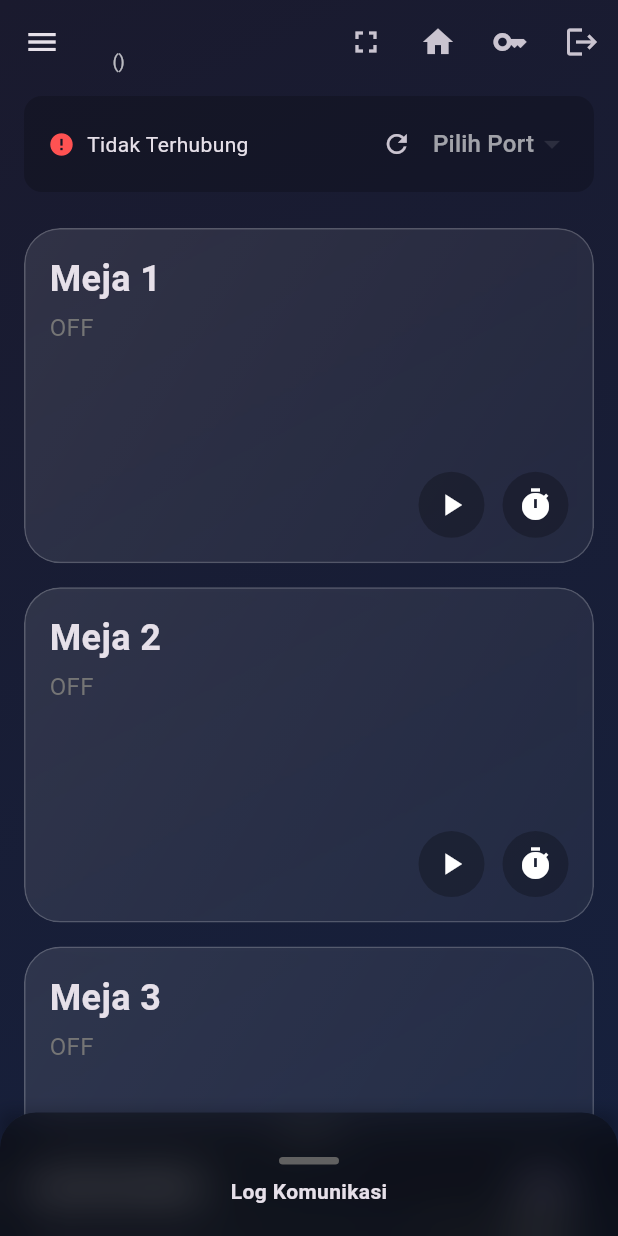
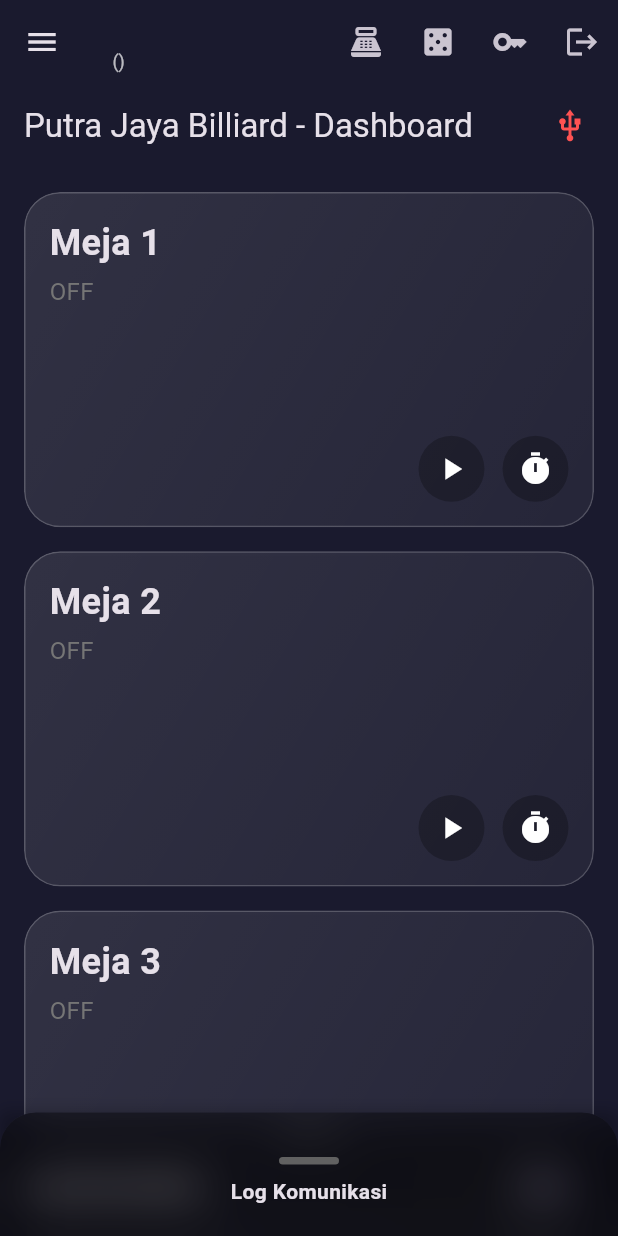
Before and after one commit to N4CHT0/PUTRA_JAYA_BILLIARD, a Flutter app: the screen it shows once a user with an empty profile is signed in, on a phone screen of 412 x 824 dp. Run offline on Flutter 3.47's test engine with Material 3 defaults, Android fonts, the phone set to English and light mode, and no system bars; drawn by our look-alikes of sliding_up_panel; our stand-ins replace cloud_firestore, firebase_auth, firebase_core, pdf, printing, shared_preferences; missing offline and left inert: flutter_libserialport, window_manager; accounts and stored records are empty; Roboto replaces fonts that are missing (Poppins).

Commit message:
update port + auto connect

```diff
--- a/lib/auth_wrapper.dart
+++ b/lib/auth_wrapper.dart
@@ -2,15 +2,30 @@ import 'package:cloud_firestore/cloud_firestore.dart';
 import 'package:flutter/material.dart';
 import 'package:firebase_auth/firebase_auth.dart';
 import 'package:putra_jaya_billiard/models/user_model.dart';
-// import 'package:putra_jaya_billiard/pages/dashboard/dashboard_page.dart';
 import 'package:putra_jaya_billiard/pages/login_page.dart';
 import 'package:putra_jaya_billiard/pages/main_layouts.dart';
+import 'package:putra_jaya_billiard/services/arduino_service.dart'; // Import service
 import 'package:putra_jaya_billiard/services/auth_service.dart';
-// Import untuk fitur fullscreen
 import 'package:window_manager/window_manager.dart';
 
-class AuthWrapper extends StatelessWidget {
+// DIUBAH MENJADI STATEFULWIDGET
+class AuthWrapper extends StatefulWidget {
   const AuthWrapper({super.key});
+
+  @override
+  State<AuthWrapper> createState() => _AuthWrapperState();
+}
+
+class _AuthWrapperState extends State<AuthWrapper> {
+  // 1. Buat instance ArduinoService di sini, HANYA SATU KALI.
+  final ArduinoService _arduinoService = ArduinoService();
+
+  @override
+  void dispose() {
+    // 2. Pastikan service di-dispose dengan benar saat aplikasi ditutup.
+    _arduinoService.dispose();
+    super.dispose();
+  }
 
   @override
   Widget build(BuildContext context) {
@@ -24,10 +39,12 @@ class AuthWrapper extends StatelessWidget {
         }
 
         if (snapshot.hasData) {
-          // Jika user terdeteksi, lanjutkan ke RoleDispatcher
-          return RoleDispatcher(user: snapshot.data!);
+          // 3. Teruskan instance service ke RoleDispatcher
+          return RoleDispatcher(
+            user: snapshot.data!,
+            arduinoService: _arduinoService,
+          );
         } else {
-          // Jika tidak ada user, tampilkan halaman login
           return const LoginPage();
         }
       },
@@ -37,7 +54,13 @@ class AuthWrapper extends StatelessWidget {
 
 class RoleDispatcher extends StatelessWidget {
   final User user;
-  const RoleDispatcher({super.key, required this.user});
+  final ArduinoService arduinoService; // 4. Terima service di sini
+
+  const RoleDispatcher({
+    super.key,
+    required this.user,
+    required this.arduinoService, // 5. Jadikan parameter wajib
+  });
 
   @override
   Widget build(BuildContext context) {
@@ -52,21 +75,19 @@ class RoleDispatcher extends StatelessWidget {
         }
 
         if (snapshot.hasData && snapshot.data!.exists) {
-          // --- LOGIKA FULLSCREEN DITEMPATKAN DI SINI ---
-          // Panggil perintah fullscreen setelah UI siap dibangun
           WidgetsBinding.instance.addPostFrameCallback((_) {
             windowManager.setFullScreen(true);
           });
-          // --- SELESAI ---
 
-          // Menggunakan factory constructor dari UserModel untuk kode yang lebih bersih
           final userModel = UserModel.fromFirestore(snapshot.data!);
 
-          return MainLayout(user: userModel);
+          // 6. Teruskan service ke MainLayout, error sekarang teratasi!
+          return MainLayout(
+            user: userModel,
+            arduinoService: arduinoService,
+          );
         }
 
-        // Jika data user di Firestore tidak ada (misal dihapus), paksa logout
-        // Ini adalah fallback yang aman
         AuthService().signOut();
         return const LoginPage();
       },
--- a/lib/pages/Reports/reports_page.dart
+++ b/lib/pages/Reports/reports_page.dart
@@ -149,7 +149,6 @@ class _ReportsPageState extends State<ReportsPage>
             'Bulanan - ${intl.DateFormat('MMMM yyyy').format(_selectedDate)}';
         break;
       case ReportType.shift:
-      default:
         return const Center(child: Text("Invalid Report Type"));
     }
     // --- PERBAIKAN: Bungkus dengan SingleChildScrollView agar bisa scroll jika konten panjang ---
--- a/lib/pages/dashboard/dashboard_page.dart
+++ b/lib/pages/dashboard/dashboard_page.dart
@@ -7,23 +7,25 @@ import 'package:putra_jaya_billiard/models/billing_transaction.dart';
 import 'package:putra_jaya_billiard/models/member_model.dart';
 import 'package:putra_jaya_billiard/models/relay_data.dart';
 import 'package:putra_jaya_billiard/models/user_model.dart';
+import 'package:putra_jaya_billiard/pages/connection/connection_page.dart';
 import 'package:putra_jaya_billiard/services/arduino_service.dart';
 import 'package:putra_jaya_billiard/services/firebase_service.dart';
 import 'package:shared_preferences/shared_preferences.dart';
 import 'package:sliding_up_panel/sliding_up_panel.dart';
 
 import 'widgets/billiard_table_card.dart';
-import 'widgets/connection_panel.dart';
 import 'widgets/log_panel.dart';
 
 const int numRelays = 32;
 
 class DashboardPage extends StatefulWidget {
   final UserModel user;
+  final ArduinoService arduinoService;
 
   const DashboardPage({
     super.key,
     required this.user,
+    required this.arduinoService,
   });
 
   @override
@@ -31,9 +33,7 @@ class DashboardPage extends StatefulWidget {
 }
 
 class _DashboardPageState extends State<DashboardPage> {
-  final ArduinoService _arduinoService = ArduinoService();
   final FirebaseService _firebaseService = FirebaseService();
-  List<String> _availablePorts = [];
   final Map<int, RelayData> _relayStates = {};
   final Map<int, DateTime> _activeSessions = {};
   Timer? _logicTimer;
@@ -46,15 +46,17 @@ class _DashboardPageState extends State<DashboardPage> {
   void initState() {
     super.initState();
     _initRelayStates();
-    _initPorts();
     _startLogicTimer();
     _loadRates();
-    _arduinoService.onDataReceived = (data) => _addLog('Arduino: $data');
+    widget.arduinoService.onDataReceived = (data) => _addLog('Arduino: $data');
+    widget.arduinoService.onConnectionChanged = () {
+      if (mounted) setState(() {});
+    };
   }
 
   @override
   void dispose() {
-    _arduinoService.dispose();
+    widget.arduinoService.onConnectionChanged = null;
     _logicTimer?.cancel();
     _logScrollController.dispose();
     super.dispose();
@@ -136,7 +138,6 @@ class _DashboardPageState extends State<DashboardPage> {
     final startTime = _activeSessions[mejaId];
     if (startTime == null) return;
 
-    // 1. Lakukan aksi instan terlebih dahulu
     _setRelayStateToOff(mejaId);
     if (mounted) {
       setState(() => _activeSessions.remove(mejaId));
@@ -144,7 +145,6 @@ class _DashboardPageState extends State<DashboardPage> {
 
     _addLog('Sesi Meja $mejaId selesai. Total: ${_formatCurrency(finalTotal)}');
 
-    // 2. Lakukan tugas latar belakang
     final transaction = BillingTransaction(
       tableId: mejaId,
       startTime: startTime,
@@ -173,6 +173,13 @@ class _DashboardPageState extends State<DashboardPage> {
           ),
         );
       }
+    }
+  }
+
+  Future<void> _sendCommand(int mejaId, String action) async {
+    final success = await widget.arduinoService.sendCommand(mejaId, action);
+    if (!success) {
+      _addLog('Error: Gagal mengirim perintah ke Arduino (tidak terkoneksi).');
     }
   }
 
@@ -220,40 +227,6 @@ class _DashboardPageState extends State<DashboardPage> {
       });
     }
     _setRelayStateToOff(mejaId);
-  }
-
-  void _initPorts() {
-    setState(() => _availablePorts = _arduinoService.getAvailablePorts());
-  }
-
-  Future<void> _connectSerialPort(String portName) async {
-    await _arduinoService.connect(
-      portName,
-      onConnected: () {
-        if (!mounted) return;
-        setState(() {});
-        _addLog('Berhasil terhubung ke $portName');
-      },
-      onError: (error) {
-        if (!mounted) return;
-        setState(() {});
-        _addLog(error);
-      },
-    );
-  }
-
-  Future<void> _disconnectSerialPort() async {
-    await _arduinoService.disconnect();
-    if (!mounted) return;
-    setState(() {});
-    _addLog('Koneksi terputus.');
-  }
-
-  Future<void> _sendCommand(int mejaId, String action) async {
-    final success = await _arduinoService.sendCommand(mejaId, action);
-    if (!success) {
-      _addLog('Error: Gagal mengirim perintah ke Arduino (tidak terkoneksi).');
-    }
   }
 
   Future<void> _showConfirmationDialog(int mejaId) async {
@@ -473,6 +446,17 @@ class _DashboardPageState extends State<DashboardPage> {
     );
   }
 
+  void _navigateToConnectionPage() {
+    Navigator.push(
+      context,
+      MaterialPageRoute(
+        builder: (context) => ConnectionPage(
+          arduinoService: widget.arduinoService,
+        ),
+      ),
+    );
+  }
+
   @override
   Widget build(BuildContext context) {
     final screenHeight = MediaQuery.of(context).size.height;
@@ -484,7 +468,31 @@ class _DashboardPageState extends State<DashboardPage> {
       onClearLog: () => setState(() => _logMessages = ''),
     );
 
-    return SlidingUpPanel(
+    final bool isConnected = widget.arduinoService.isConnected;
+
+    return Scaffold(
+      appBar: AppBar(
+        title: const Text('Putra Jaya Billiard - Dashboard'),
+        backgroundColor: Colors.transparent,
+        elevation: 0,
+        actions: [
+          Tooltip(
+            key: const ValueKey('connection_tooltip'), // <-- TAMBAHKAN INI
+            message: isConnected
+                ? 'Terhubung'
+                : 'Tidak Terhubung - Klik untuk mengatur',
+            child: IconButton(
+              icon: Icon(
+                Icons.usb,
+                color: isConnected ? Colors.greenAccent : Colors.redAccent,
+              ),
+              onPressed: _navigateToConnectionPage,
+            ),
+          ),
+          const SizedBox(width: 8),
+        ],
+      ),
+      body: SlidingUpPanel(
         panel: logPanel.buildPanel(),
         collapsed: logPanel.buildCollapsed(),
         minHeight: panelMinHeight,
@@ -494,13 +502,6 @@ class _DashboardPageState extends State<DashboardPage> {
           bottom: false,
           child: Column(
             children: [
-            ConnectionPanel(
-              arduinoService: _arduinoService,
-              availablePorts: _availablePorts,
-              onRefreshPorts: _initPorts,
-              onConnectPort: _connectSerialPort,
-              onDisconnectPort: _disconnectSerialPort,
-            ),
               Expanded(
                 child: GridView.builder(
                   padding: EdgeInsets.fromLTRB(16, 16, 16, panelMinHeight + 16),
@@ -528,6 +529,7 @@ class _DashboardPageState extends State<DashboardPage> {
             ],
           ),
         ),
+      ),
     );
   }
 }
--- a/lib/pages/dashboard/widgets/billiard_table_card.dart
+++ b/lib/pages/dashboard/widgets/billiard_table_card.dart
@@ -114,6 +114,7 @@ class BilliardTableCard extends StatelessWidget {
   Widget _buildControlButton(
       IconData icon, String tooltip, VoidCallback onPressed) {
     return Tooltip(
+      key: ValueKey('table_$tableId' '_$tooltip'),
       message: tooltip,
       child: InkWell(
         onTap: onPressed,
--- a/lib/pages/main_layouts.dart
+++ b/lib/pages/main_layouts.dart
@@ -13,13 +13,20 @@ import 'package:putra_jaya_billiard/pages/stocks/stock_report_page.dart';
 import 'package:putra_jaya_billiard/pages/stocks/stocks_opname_page.dart';
 import 'package:putra_jaya_billiard/pages/suppliers/suppliers_pages.dart';
 import 'package:putra_jaya_billiard/pages/transactions/transactions_page.dart';
+import 'package:putra_jaya_billiard/services/arduino_service.dart';
 import 'package:putra_jaya_billiard/widgets/app_drawer.dart';
 import 'package:putra_jaya_billiard/widgets/custom_app_bar.dart';
 import 'package:window_manager/window_manager.dart';
 
 class MainLayout extends StatefulWidget {
   final UserModel user;
-  const MainLayout({super.key, required this.user});
+  final ArduinoService arduinoService; // Service diterima dari luar
+
+  const MainLayout({
+    super.key,
+    required this.user,
+    required this.arduinoService, // Wajib diisi saat memanggil MainLayout
+  });
 
   @override
   State<MainLayout> createState() => _MainLayoutState();
@@ -35,10 +42,20 @@ class _MainLayoutState extends State<MainLayout> {
     _buildPages();
   }
 
+  @override
+  void dispose() {
+    // Membersihkan service saat MainLayout tidak lagi digunakan
+    widget.arduinoService.dispose();
+    super.dispose();
+  }
+
   // Membangun daftar halaman berdasarkan role pengguna untuk efisiensi
   void _buildPages() {
     // Halaman yang bisa diakses semua role
-    _pageMap[0] = DashboardPage(user: widget.user);
+    _pageMap[0] = DashboardPage(
+      user: widget.user,
+      arduinoService: widget.arduinoService, // Service diteruskan ke Dashboard
+    );
     _pageMap[1] = ReportsPage(userRole: widget.user.role);
     _pageMap[6] = PosPage(currentUser: widget.user);
     _pageMap[8] = PurchasePage(currentUser: widget.user);
--- a/lib/pages/members/members_page.dart
+++ b/lib/pages/members/members_page.dart
@@ -1,7 +1,4 @@
-// lib/pages/members/members_page.dart
-
 import 'package:flutter/material.dart';
-import 'package:intl/intl.dart';
 import 'package:putra_jaya_billiard/models/member_model.dart';
 import 'package:putra_jaya_billiard/services/firebase_service.dart';
 
--- a/lib/widgets/custom_app_bar.dart
+++ b/lib/widgets/custom_app_bar.dart
@@ -43,13 +43,13 @@ class CustomAppBar extends StatelessWidget implements PreferredSizeWidget {
       ),
       actions: [
         IconButton(
-          icon: const Icon(Icons.fullscreen),
-          tooltip: 'Toggle Fullscreen',
-          onPressed: onToggleFullscreen,
+          icon: const Icon(Icons.point_of_sale),
+          tooltip: 'POS',
+          onPressed: onGoToPOS,
         ),
         IconButton(
-          icon: const Icon(Icons.home),
-          tooltip: 'Dashboard',
+          icon: const Icon(Icons.casino),
+          tooltip: 'billiard',
           onPressed: onGoHome,
         ),
         // --- TOMBOL BARU ---
```
Also changed, not shown: lib/pages/connection/connection_page.dart (added, +182 -0 lines), lib/pages/settings/connection_settings_page.dart (added, +214 -0 lines), lib/services/arduino_service.dart (+107 -9 lines), lib/widgets/app_drawer.dart (+7 -2 lines), pubspec.lock. Lines whose indentation alone changed are shown as unchanged.
